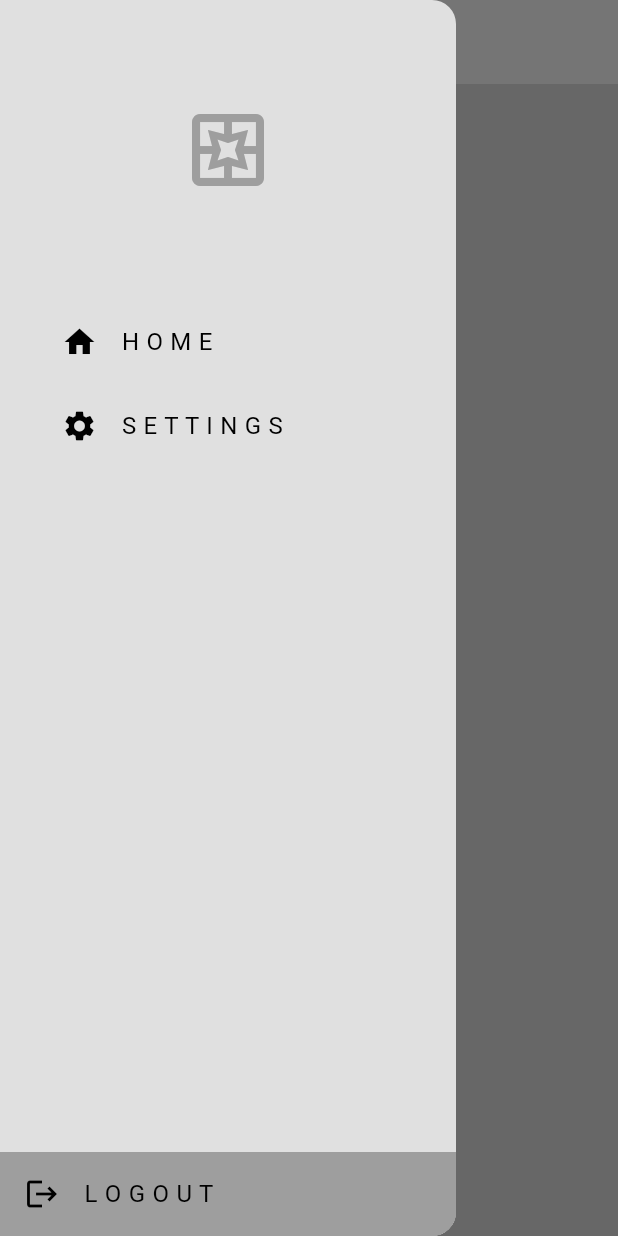
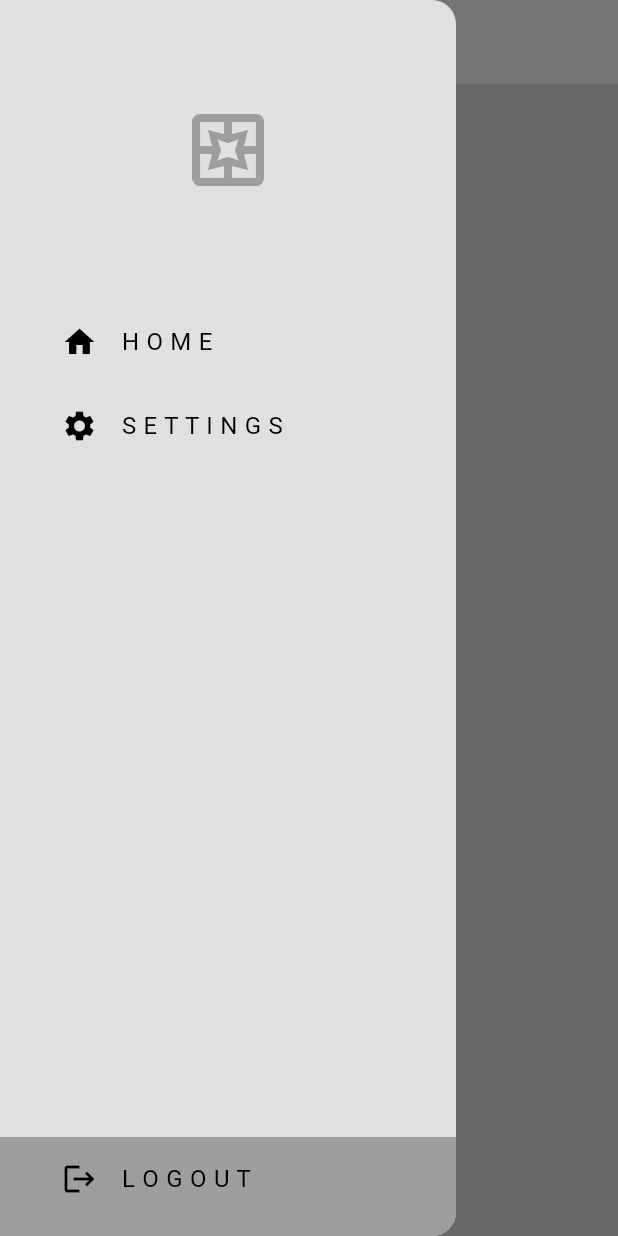
Before and after one commit to SumanShrestha14/flutter-chat-app, a Flutter app: the screen it shows once a user with an empty profile is signed in, with the side drawer open, on a phone screen of 412 x 824 dp. Run offline on Flutter 3.47's test engine with Material 3 defaults, Android fonts, the phone set to English and light mode, and no system bars; our stand-ins replace cloud_firestore, firebase_auth, firebase_core; accounts and stored records are empty.

Commit message:
09 :: Code rabbit suggestion

```diff
--- a/lib/components/chat_bubble.dart
+++ b/lib/components/chat_bubble.dart
@@ -120,7 +120,7 @@ class ChatBubble extends StatelessWidget {
                   ScaffoldMessenger.of(context).showSnackBar(
                     const SnackBar(
                       behavior: SnackBarBehavior.floating,
-                      content: Text("Blocked Succesfully"),
+                      content: Text("Blocked Successfully"),
                     ),
                   );
                 }
--- a/lib/components/custom_drawer.dart
+++ b/lib/components/custom_drawer.dart
@@ -74,17 +74,15 @@ class _CustomDrawerState extends State<CustomDrawer> {
 
           Container(
             color: Theme.of(context).colorScheme.primary,
-            child:
-                // Padding(
-                // padding: const EdgeInsets.only(left: 25.0, bottom: 50),
-                // child:
-                ListTile(
-                  title: Text("L O G O U T"),
-                  leading: Icon(Icons.logout),
-                  onTap: () => logout(),
-                ),
+            child: Padding(
+              padding: const EdgeInsets.only(left: 25.0, bottom: 10),
+              child: ListTile(
+                title: Text("L O G O U T"),
+                leading: Icon(Icons.logout),
+                onTap: () => logout(),
+              ),
+            ),
           ),
-          // ),
           // settings
           // logout
         ],
--- a/lib/pages/settings_page.dart
+++ b/lib/pages/settings_page.dart
@@ -31,7 +31,6 @@ class _SettingsPageState extends State<SettingsPage> {
             child: Row(
               mainAxisAlignment: MainAxisAlignment.spaceBetween,
               children: [
-                // dark mode
                 Text("Dark Mode"),
                 CupertinoSwitch(
                   value: Provider.of<ThemeProvider>(
@@ -66,7 +65,6 @@ class _SettingsPageState extends State<SettingsPage> {
               child: Row(
                 mainAxisAlignment: MainAxisAlignment.spaceBetween,
                 children: [
-                  // dark mode
                   Text("Blocked Users"),
                   Icon(
                     Icons.arrow_forward_ios,
```
Also changed, not shown: lib/pages/blocked_user_page.dart (+15 -5 lines).
